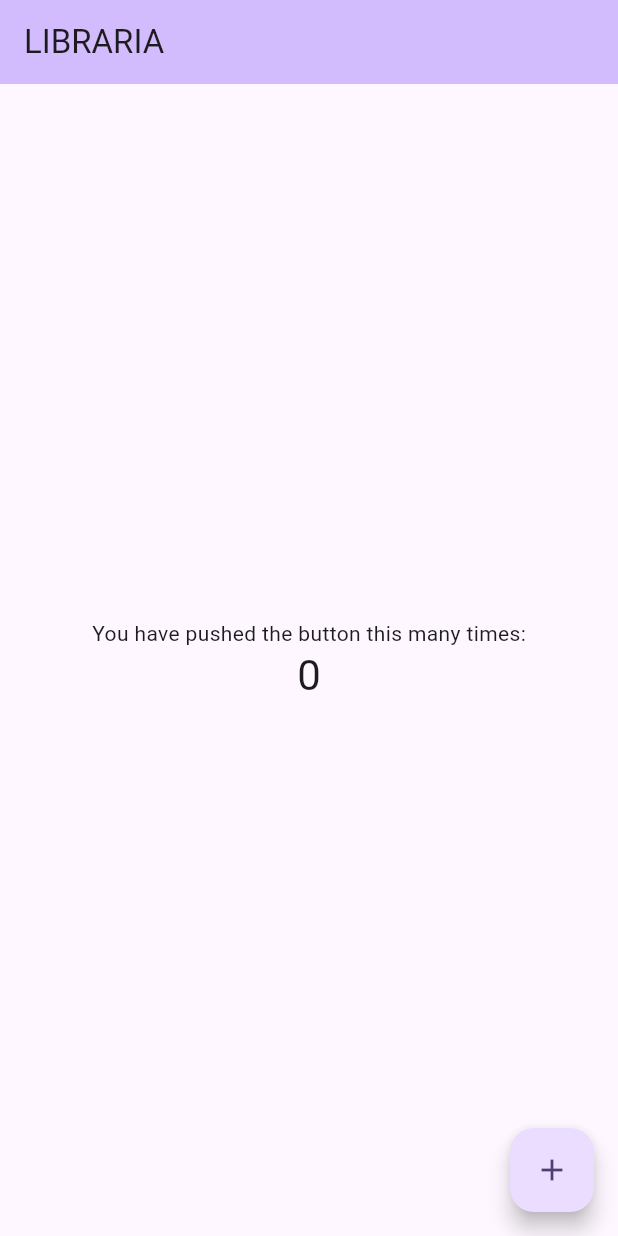
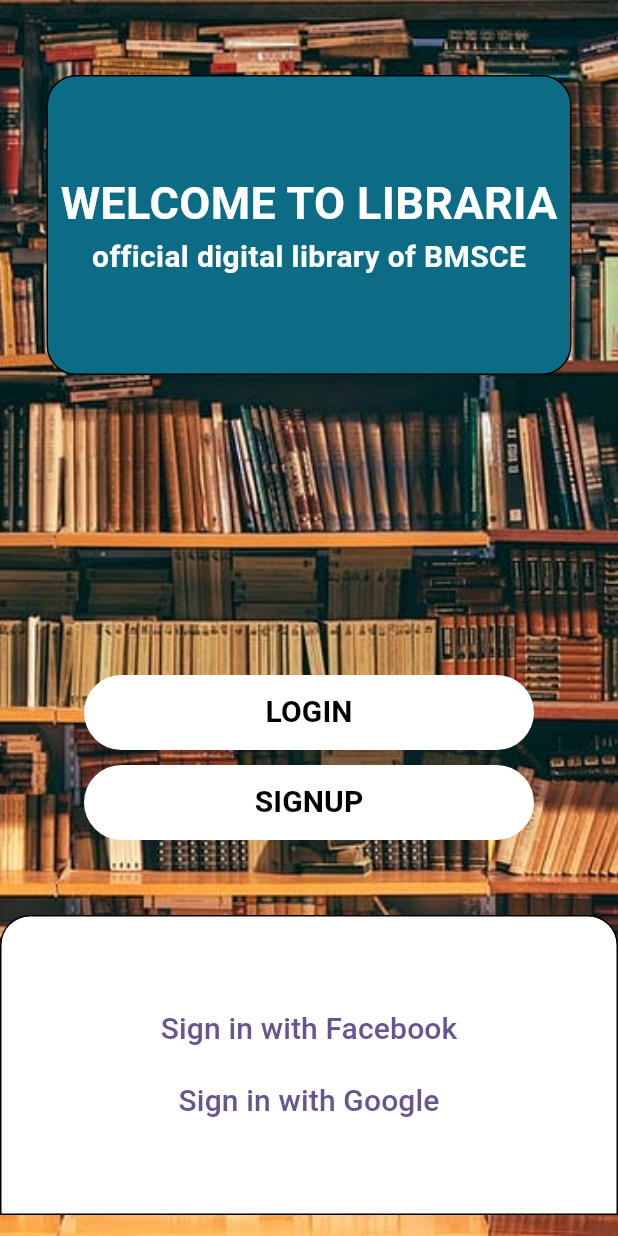
Before and after one commit to akshat407/libraria, a Flutter app: the screen it shows after launch, on a phone screen of 412 x 824 dp. Run offline on Flutter 3.47's test engine with Material 3 defaults, Android fonts, the phone set to English and light mode, and no system bars; our stand-ins replace get.

Commit message:
Login/Signup UI

```diff
--- /dev/null
+++ b/libraria/lib/home/home.dart
@@ -0,0 +1,17 @@
+import 'package:flutter/material.dart';
+import 'package:get/get.dart';
+
+class home extends StatelessWidget {
+  const home({super.key});
+
+  @override
+  Widget build(BuildContext context) {
+    return Scaffold(
+      body: Center(
+        child: Text(
+          "Welcome to home screen of libraria",style: TextStyle(fontSize: 40),
+        ),
+      ),
+    );
+  }
+}
--- /dev/null
+++ b/libraria/lib/login_signup/login/signup.dart
@@ -0,0 +1,151 @@
+import 'package:flutter/material.dart';
+import 'package:get/get.dart';
+import 'package:libraria/home/home.dart';
+
+class loginsignup extends StatelessWidget {
+  const loginsignup({super.key});
+
+  @override
+  Widget build(BuildContext context) {
+    return Scaffold(
+        body: Container(
+      constraints: BoxConstraints.expand(),
+      decoration: BoxDecoration(
+        image: DecorationImage(
+          image: AssetImage('assets/images/libaray.jpg'),
+          fit: BoxFit.cover,
+        ),
+      ),
+      child: Column(
+        children: [
+          Container(
+              height: 200,
+              width: 350,
+              margin: EdgeInsets.only(top: 50, left: 10, right: 10),
+              decoration: BoxDecoration(
+                  borderRadius: BorderRadius.circular(20),
+                  color: Color(0xff0C6C86),
+                  border: Border.all(color: Colors.black)),
+              child: Center(
+                child: Column(
+                  mainAxisAlignment: MainAxisAlignment.center,
+                  children: [
+                    Text(
+                      "WELCOME TO LIBRARIA",
+                      style: TextStyle(
+                        fontSize: 30,
+                        fontWeight: FontWeight.w700,
+                        color: Colors.white,
+                      ),
+                    ),
+                    Text(
+                      "official digital library of BMSCE",
+                      style: TextStyle(
+                          fontSize: 20,
+                          fontWeight: FontWeight.w700,
+                          color: Colors.white),
+                    ),
+                  ],
+                ),
+              )),
+          Container(
+            margin: EdgeInsets.only(top: 200, left: 10, right: 10),
+            height: 50,
+            width: 300,
+            decoration: BoxDecoration(
+                color: Colors.white,
+                borderRadius: BorderRadius.only(
+                    topLeft: Radius.circular(50),
+                    bottomLeft: Radius.circular(50),
+                    topRight: Radius.circular(50),
+                    bottomRight: Radius.circular(50))),
+            child: TextButton(
+              onPressed: () {},
+              child: Text("LOGIN",style: TextStyle(fontSize: 20,fontWeight: FontWeight.bold,color: Colors.black),),
+            ),
+          ),
+          Container(
+            margin: EdgeInsets.only(top: 10, left: 10, right: 10),
+            height: 50,
+            width: 300,
+            decoration: BoxDecoration(
+                color: Colors.white,
+                borderRadius: BorderRadius.only(
+                    topLeft: Radius.circular(50),
+                    bottomLeft: Radius.circular(50),
+                    topRight: Radius.circular(50),
+                    bottomRight: Radius.circular(50))),
+            child: TextButton(
+              onPressed: () {},
+              child: Text("SIGNUP",style: TextStyle(fontSize: 20,fontWeight: FontWeight.bold,color: Colors.black),),
+            ),
+          ),
+          Container(
+              height: 200,
+              width: double.infinity,
+              margin: EdgeInsets.only(top: 50),
+              decoration: BoxDecoration(
+                  borderRadius: BorderRadius.only(topLeft: Radius.circular(20),topRight: Radius.circular(20)),
+                  color: Colors.white,
+                  border: Border.all(color: Colors.black)),
+              child: Center(
+                child: Column(
+                  mainAxisAlignment: MainAxisAlignment.center,
+                  children: [
+                    Row(
+                      mainAxisAlignment: MainAxisAlignment.center,
+                      children: [
+                        Container(
+                          decoration: BoxDecoration(
+                            image: DecorationImage(image: AssetImage('assets/images/facebook_logo.png'),fit: BoxFit.cover)
+                          ),
+
+                        ),
+                        TextButton(
+                          onPressed: (){
+                            Get.to(() => home());
+                          },
+                          child: Text("Sign in with Facebook",style: TextStyle(fontSize: 20,fontWeight: FontWeight.w500),)),
+
+                        // Text(
+                        //   "official digital library of BMSCE",
+                        //   style: TextStyle(
+                        //       fontSize: 20,
+                        //       fontWeight: FontWeight.w700,
+                        //       color: Colors.white),
+                        // ),
+                      ],
+                    ),
+                    Row(
+                      mainAxisAlignment: MainAxisAlignment.center,
+                      children: [
+
+                        Container(
+                          decoration: BoxDecoration(
+                            image: DecorationImage(image: AssetImage('assets/images/facebook_logo.png'))
+                          ),
+
+                        ),
+                        TextButton(
+                          onPressed: (){
+
+                          },
+                          child: Text("Sign in with Google",style: TextStyle(fontSize: 20,fontWeight: FontWeight.w500),)),
+
+                        // Text(
+                        //   "official digital library of BMSCE",
+                        //   style: TextStyle(
+                        //       fontSize: 20,
+                        //       fontWeight: FontWeight.w700,
+                        //       color: Colors.white),
+                        // ),
+                      ],
+                    ),
+                  ],
+                ),
+              )),
+        ],
+      ),
+    ));
+  }
+}
--- a/libraria/lib/login_signup/splash_screen.dart
+++ b/libraria/lib/login_signup/splash_screen.dart
@@ -1,4 +1,5 @@
 import 'package:flutter/material.dart';
+import 'package:libraria/login_signup/login/signup.dart';
 import 'package:libraria/main.dart';
 
 class splashscreen extends StatefulWidget {
@@ -18,7 +19,7 @@ void initState()
 
 _navigatehome()async{
   await Future.delayed(Duration(milliseconds: 1500),(){});
-  Navigator.pushReplacement(context, MaterialPageRoute(builder: ((context) =>  MyHomePage(title: "LIBRARIA"))));
+  Navigator.pushReplacement(context, MaterialPageRoute(builder: ((context) =>  loginsignup())));
 }
 
   @override
--- a/libraria/lib/main.dart
+++ b/libraria/lib/main.dart
@@ -1,4 +1,5 @@
 import 'package:flutter/material.dart';
+import 'package:get/get_navigation/get_navigation.dart';
 import 'package:libraria/login_signup/splash_screen.dart';
 
 void main() {
@@ -11,7 +12,7 @@ class MyApp extends StatelessWidget {
   // This widget is the root of your application.
   @override
   Widget build(BuildContext context) {
-    return MaterialApp(
+    return GetMaterialApp(
       title: 'Flutter Demo',
       theme: ThemeData(
         // This is the theme of your application.
--- a/libraria/pubspec.yaml
+++ b/libraria/pubspec.yaml
@@ -36,6 +36,7 @@ dependencies:
   # Use with the CupertinoIcons class for iOS style icons.
   cupertino_icons: ^1.0.2
   animated_splash_screen: ^1.3.0
+  get: ^4.6.6
 
 dev_dependencies:
   flutter_test:
```
Also changed, not shown: libraria/assets/images/facebook_logo.png (added), libraria/assets/images/libaray.jpg (added), libraria/pubspec.lock.
